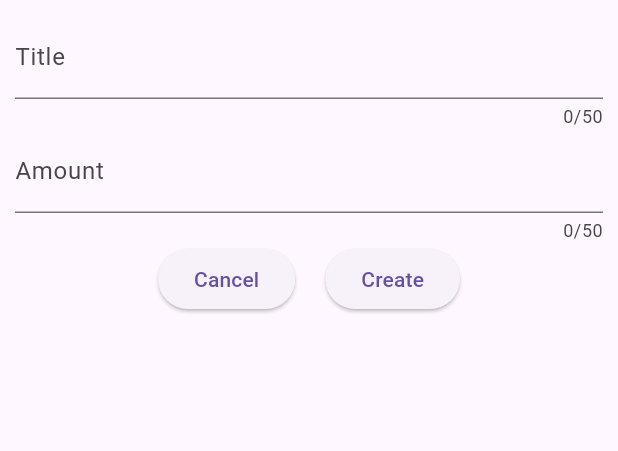
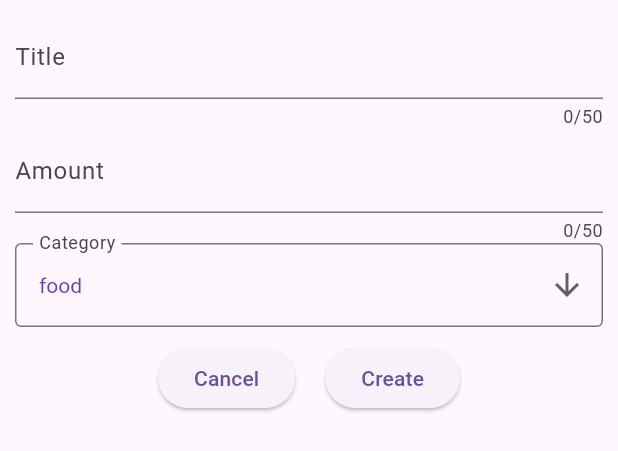
Before and after one commit to Sovannrathh/Flutter-Course, a Flutter app: the ExpenseForm widget shown alone on an empty page, opened directly with empty values, on a phone screen of 412 x 824 dp. Shown: the top 451 px of the screen. Run offline on Flutter 3.47's test engine with Material 3 defaults, Android fonts, the phone set to English and light mode, and no system bars.

Commit message:
12/3/2024

```diff
--- a/New folder/EX-1/flutter_workspace/lib/W8-S2/Practice/EX-1-2-3/screens/expenses/expenses_form.dart
+++ b/New folder/EX-1/flutter_workspace/lib/W8-S2/Practice/EX-1-2-3/screens/expenses/expenses_form.dart
@@ -14,8 +14,7 @@ class ExpenseForm extends StatefulWidget {
 class _ExpenseFormState extends State<ExpenseForm> {
   final _titleController = TextEditingController();
   final _valueController = TextEditingController();
-
-  String get title => _titleController.text;
+  Category _selectedCategory = Category.food;
 
   @override
   void dispose() {
@@ -25,22 +24,29 @@ class _ExpenseFormState extends State<ExpenseForm> {
   }
 
   void onCancel() {
-
-    // Close modal
-    Navigator.pop(context);
+    Navigator.pop(context); // Close modal
   }
 
   void onAdd() {
     // 1- Get the values from inputs
     String title = _titleController.text;
-    double amount = double.parse(_valueController.text);
+    double amount = double.tryParse(_valueController.text) ?? 0;
+
+    if (title.isEmpty || amount <= 0) {
+      // Show an error message if inputs are invalid
+      ScaffoldMessenger.of(context).showSnackBar(
+        const SnackBar(content: Text("Please provide valid inputs!")),
+      );
+      return;
+    }
 
     // 2- Create the expense
     Expense expense = Expense(
-        title: title,
-        amount: amount,
-        date: DateTime.now(),     //  TODO :  For now it s a fake data
-        category: Category.food); //  TODO :  For now it s a fake data
+      title: title,
+      amount: amount,
+      date: DateTime.now(), // Fake data for now
+      category: _selectedCategory,
+    );
 
     // 3- Ask the parent to add the expense
     widget.onCreated(expense);
@@ -75,16 +81,37 @@ class _ExpenseFormState extends State<ExpenseForm> {
               label: Text('Amount'),
             ),
           ),
+          DropdownButtonFormField<Category>(
+            value: _selectedCategory,
+            icon: const Icon(Icons.arrow_downward),
+            elevation: 5,
+            decoration: const InputDecoration(
+              labelText: 'Category',
+              border: OutlineInputBorder(),
+            ),
+            style: const TextStyle(color: Colors.deepPurple),
+            onChanged: (Category? newValue) {
+              setState(() {
+                _selectedCategory = newValue!;
+              });
+            },
+            items: Category.values.map((Category category) {
+              return DropdownMenuItem<Category>(
+                value: category,
+                child: Text(category.name), // Display category name
+              );
+            }).toList(),
+          ),
+          const SizedBox(height: 10), // Add some spacing
           Row(
             mainAxisAlignment: MainAxisAlignment.center,
             children: [
+
               ElevatedButton(onPressed: onCancel, child: const Text('Cancel')),
-              const SizedBox(
-                width: 20,
-              ),
+              const SizedBox(width: 20),
               ElevatedButton(onPressed: onAdd, child: const Text('Create')),
             ],
-          )
+          ),
         ],
       ),
     );
```
